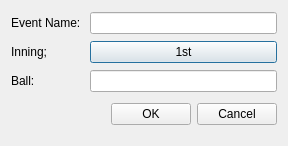
Old version of the form GUI/include/models/event_proc_giu.ui in the repository sipho-mancam/4thView.
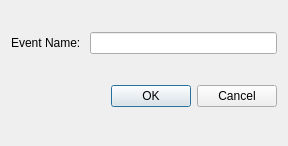
New version of the form.

Commit message: Stored Events added to the gui and started preparations from the SportEventProcessor to implement stored state retrieval

Patch:
```diff
--- a/GUI/include/models/event_proc_giu.ui
+++ b/GUI/include/models/event_proc_giu.ui
@@ -24,31 +24,7 @@
    <item row="0" column="1">
     <widget class="QLineEdit" name="lineEdit"/>
    </item>
-   <item row="1" column="0">
-    <widget class="QLabel" name="label_2">
-     <property name="text">
-      <string>Inning;</string>
-     </property>
-    </widget>
-   </item>
-   <item row="1" column="1">
-    <widget class="QPushButton" name="pushButton">
-     <property name="text">
-      <string>1st</string>
-     </property>
-    </widget>
-   </item>
-   <item row="2" column="0">
-    <widget class="QLabel" name="label_3">
-     <property name="text">
-      <string>Ball:</string>
-     </property>
-    </widget>
-   </item>
-   <item row="2" column="1">
-    <widget class="QLineEdit" name="lineEdit_2"/>
-   </item>
-   <item row="3" column="0" colspan="2">
+   <item row="1" column="0" colspan="2">
     <layout class="QHBoxLayout">
      <property name="spacing">
       <number>6</number>
```
The commit also changes 13 other files.
